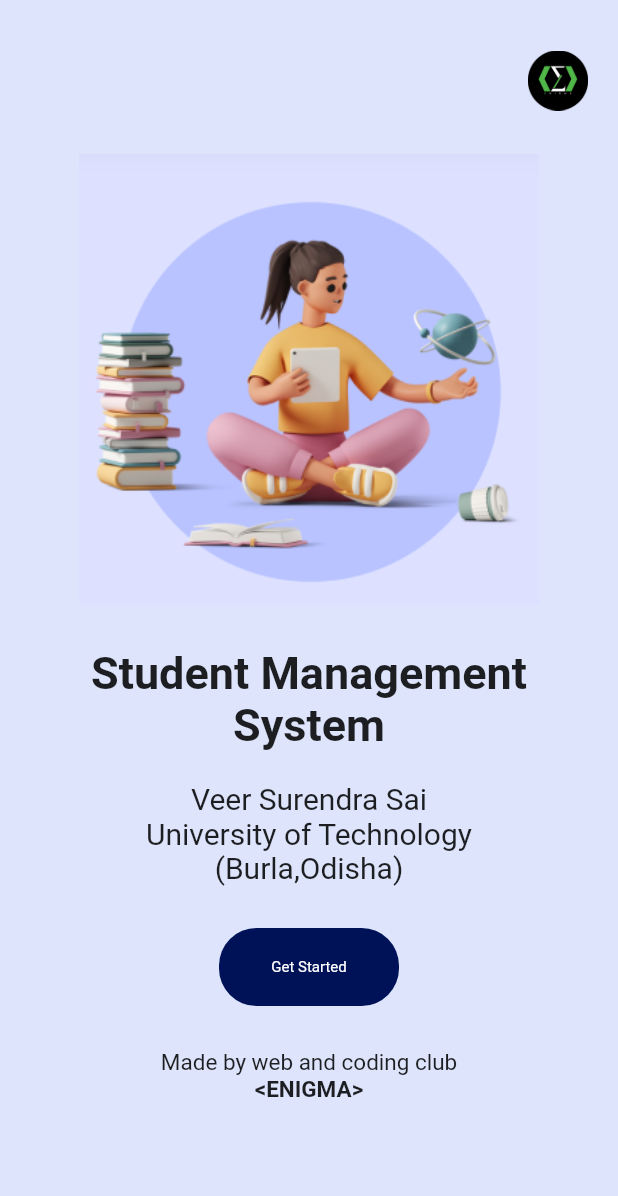
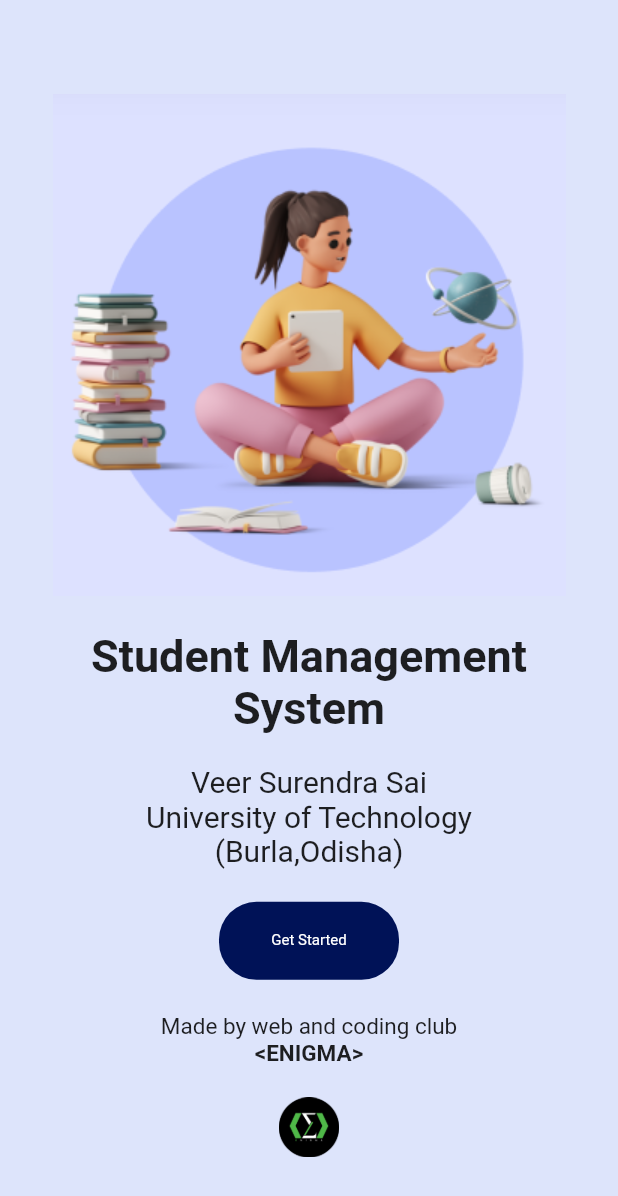
Before and after one commit to EnigmaTasks/SMS, a Flutter app: the screen it shows after launch, on a phone screen of 412 x 824 dp. Shown: the top 1196 px of the screen. Run offline on Flutter 3.47's test engine with Material 2 defaults, Android fonts, the phone set to English and light mode, and no system bars; our stand-ins replace google_fonts.

Commit message:
logo_position_change

```diff
--- a/lib/Pages/login.dart
+++ b/lib/Pages/login.dart
@@ -13,24 +13,12 @@
           mainAxisAlignment: MainAxisAlignment.spaceBetween,
           children: [
             const SizedBox(
-              height: 5,
-            ),
-            Row(
-              mainAxisAlignment: MainAxisAlignment.end,
-              children: [
-                Image.asset(
-                  "assets/logo.png",
-                  height: 40,
-                ),
-                SizedBox(
-                  width: 20,
-                )
-              ],
+              height: 40,
             ),
             Image.asset(
               "assets/logpic.png",
               fit: BoxFit.cover,
-              height: 300,
+              // height: 300,
             ),
             const Column(
               mainAxisAlignment: MainAxisAlignment.center,
@@ -101,14 +89,17 @@
                   "<ENIGMA>",
                   style: TextStyle(fontSize: 15, fontWeight: FontWeight.bold),
                 ),
-                // Image.asset(
-                //   "assets/logo.png",
-                //   height: 40,
-                // ),
+                SizedBox(
+                  height: 20,
+                ),
+                Image.asset(
+                  "assets/logo.png",
+                  height: 40,
+                ),
               ],
             ),
             const SizedBox(
-              height: 60,
+              height: 30,
             ),
           ],
         ),
```
